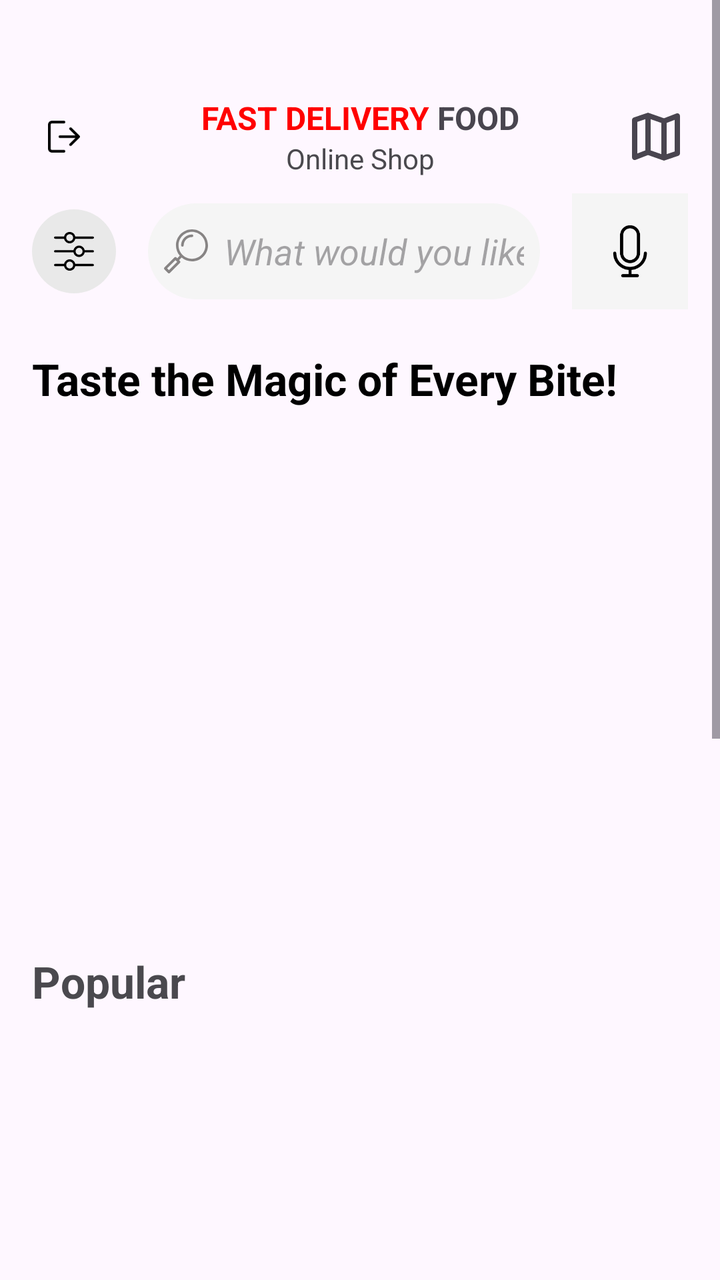
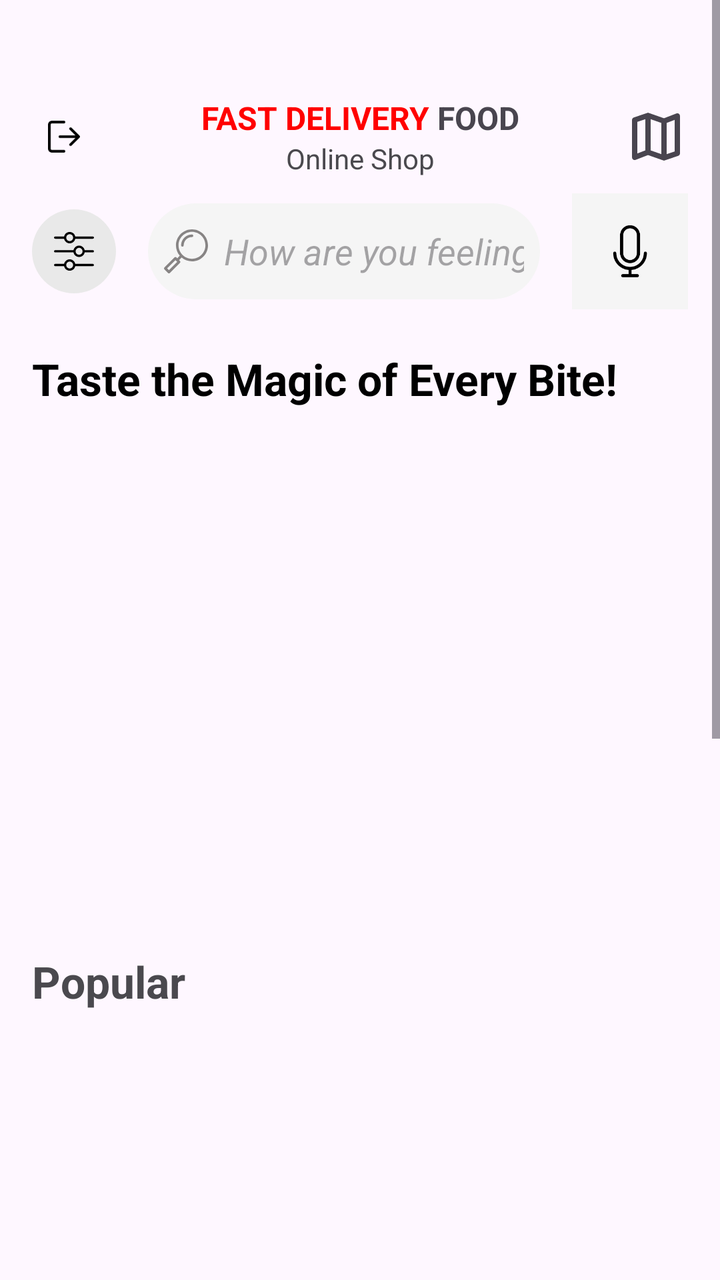

An Android layout rendered at two revisions. The XML below is the earlier revision; the diff shows what the commit changed to produce the second picture.
<!-- AndroidManifest.xml: application theme Theme.Material3.Light.NoActionBar -->
<!-- res/layout/fragment_home.xml -->
<?xml version="1.0" encoding="utf-8"?>
<FrameLayout xmlns:android="http://schemas.android.com/apk/res/android"
    xmlns:tools="http://schemas.android.com/tools"
    android:layout_width="match_parent"
    android:layout_height="match_parent"
    xmlns:app="http://schemas.android.com/apk/res-auto"
    tools:context=".ui.fragment.HomeFragment">

    <ScrollView
        android:layout_width="match_parent"
        android:layout_height="match_parent">

        <LinearLayout
            android:layout_width="match_parent"
            android:layout_height="wrap_content"
            android:orientation="vertical">

            <LinearLayout
                android:layout_width="match_parent"
                android:layout_height="wrap_content" android:layout_marginHorizontal="16dp"
                android:layout_marginTop="48dp"
                android:orientation="horizontal"
                android:gravity="center_vertical"> <ImageView
                android:id="@+id/logoutBtn"
                android:layout_width="wrap_content"
                android:layout_height="wrap_content"
                app:srcCompat="@drawable/logout" />

                <LinearLayout
                    android:layout_width="0dp" android:layout_height="wrap_content" android:layout_marginHorizontal="32dp"
                    android:layout_weight="1"
                    android:orientation="vertical">

                    <TextView
                        android:id="@+id/textView7"
                        android:layout_width="match_parent"
                        android:layout_height="wrap_content"
                        android:text="@string/fast_delivery_food"
                        android:textAlignment="center"
                        android:textAllCaps="true"
                        android:textSize="16sp"
                        android:textStyle="bold" />

                    <TextView
                        android:id="@+id/textView8"
                        android:layout_width="match_parent"
                        android:layout_height="wrap_content"
                        android:text="Online Shop"
                        android:textAlignment="center"
                        android:textColor="@color/darkGrey"
                        android:textSize="14sp" />
                </LinearLayout>

                <ImageView
                    android:id="@+id/locationBtn"
                    android:layout_width="32dp"
                    android:layout_height="32dp"
                    app:srcCompat="@drawable/map_24px" />

            </LinearLayout>

            <LinearLayout
                android:layout_width="match_parent"
                android:layout_height="wrap_content" android:orientation="horizontal"
                android:gravity="center_vertical" android:paddingVertical="8dp"> <ImageView
                android:id="@+id/filterBtn"
                android:layout_width="wrap_content"
                android:layout_height="wrap_content"
                android:layout_marginStart="16dp"
                android:src="@drawable/settings_icon" />
                <EditText
                    android:id="@+id/searchEdt"
                    android:layout_width="0dp"
                    android:layout_height="48dp"
                    android:layout_marginHorizontal="16dp"
                    android:layout_weight="1"
                    android:background="@drawable/stroke_bg"
                    android:drawableStart="@drawable/search"
                    android:drawablePadding="8dp"
                    android:ems="10"
                    android:imeOptions="actionSearch"
                    android:hint="What would you like to eat?"
                    android:inputType="text"
                    android:paddingHorizontal="8dp"
                    android:textStyle="italic" />
                <ImageView
                    android:id="@+id/voiceBtn"
                    android:layout_width="wrap_content"
                    android:layout_height="wrap_content"
                    android:layout_marginEnd="16dp"
                    android:background="@color/lightGrey"
                    android:padding="8dp" android:src="@drawable/microphone" />
            </LinearLayout>

            <TextView
                android:layout_marginTop="12dp"
                android:layout_width="match_parent"
                android:layout_height="wrap_content"
                android:layout_marginStart="16dp"
                android:text="Taste the Magic of Every Bite!"
                android:textColor="@color/black"
                android:textSize="22sp"
                android:textStyle="bold"
                />

            <androidx.constraintlayout.widget.ConstraintLayout
                android:layout_width="match_parent"
                android:layout_height="wrap_content">
                <androidx.viewpager2.widget.ViewPager2
                android:id="@+id/viewPagerSlider"
                android:layout_width="match_parent"
                android:layout_height="200dp" android:layout_marginTop="16dp"
                android:clipChildren="true"
                android:clipToPadding="true"
                android:paddingHorizontal="16dp"
                app:layout_constraintEnd_toEndOf="parent"
                app:layout_constraintStart_toStartOf="parent"
                app:layout_constraintTop_toTopOf="parent">

            </androidx.viewpager2.widget.ViewPager2>

                <com.google.android.material.tabs.TabLayout
                    android:id="@+id/tabLayout"
                    android:layout_width="match_parent"
                    android:layout_height="wrap_content"
                    android:background="@android:color/transparent"
                    android:contentDescription="@string/app_name"
                    android:elevation="0dp"
                    app:layout_constraintEnd_toEndOf="parent"
                    app:layout_constraintStart_toStartOf="parent"
                    app:layout_constraintTop_toBottomOf="@id/viewPagerSlider"
                    app:tabBackground="@drawable/indicator"
                    app:tabGravity="center"
                    app:tabIndicator="@null"
                    app:tabIndicatorGravity="center"
                    app:tabIndicatorHeight="0dp"
                    tools:ignore="MissingConstraints" />
                <ProgressBar
                    android:id="@+id/progressBarSlider"
                    style="?android:attr/progressBarStyle"
                    android:layout_width="wrap_content"
                    android:layout_height="wrap_content"
                    app:layout_constraintBottom_toBottomOf="@id/viewPagerSlider" app:layout_constraintEnd_toEndOf="@id/viewPagerSlider" app:layout_constraintStart_toStartOf="@+id/viewPagerSlider" app:layout_constraintTop_toTopOf="@id/viewPagerSlider" />
            </androidx.constraintlayout.widget.ConstraintLayout>
            <LinearLayout
                android:layout_width="match_parent"
                android:layout_height="wrap_content" android:layout_marginTop="8dp"
                android:layout_marginStart="16dp"
                android:layout_marginEnd="16dp"
                android:orientation="horizontal">

                <TextView
                    android:id="@+id/textView10"
                    android:layout_width="wrap_content"
                    android:layout_height="wrap_content"
                    android:layout_weight="1"
                    android:text="Popular"
                    android:textColor="@color/darkGrey"
                    android:textSize="22dp"
                    android:textStyle="bold"
                    />

            </LinearLayout>

            <androidx.constraintlayout.widget.ConstraintLayout
                android:layout_width="match_parent"
                android:layout_height="300dp">
                <ProgressBar
                    android:id="@+id/popularProgressbar"
                    style="?android:attr/progressBarStyle"
                    android:layout_width="wrap_content"
                    android:layout_height="wrap_content"
                    app:layout_constraintBottom_toBottomOf="@+id/popularFoodView"
                    app:layout_constraintEnd_toEndOf="parent"
                    app:layout_constraintStart_toStartOf="@+id/popularFoodView"
                    app:layout_constraintTop_toTopOf="parent" />

                <androidx.recyclerview.widget.RecyclerView
                    android:id="@+id/popularFoodView"
                    android:layout_width="match_parent"
                    android:layout_height="wrap_content"
                    app:layout_constraintBottom_toBottomOf="parent"
                    app:layout_constraintEnd_toEndOf="parent"
                    app:layout_constraintStart_toStartOf="parent"
                    app:layout_constraintTop_toTopOf="parent" />
            </androidx.constraintlayout.widget.ConstraintLayout>

            <TextView
                android:id="@+id/textView9"
                android:layout_marginTop="16dp"
                android:layout_width="match_parent"
                android:layout_height="wrap_content"
                android:layout_marginStart="16dp"
                android:text="Category"
                android:textColor="@color/black"
                android:textSize="22sp"
                android:textStyle="bold"
                />

            <androidx.constraintlayout.widget.ConstraintLayout
                android:layout_width="match_parent"
                android:layout_height="250dp"
                android:layout_marginTop="8dp"
                android:orientation="vertical">

                <ProgressBar
                    android:id="@+id/categoryProgressbar"
                    style="?android:attr/progressBarStyle"
                    android:layout_width="wrap_content"
                    android:layout_height="wrap_content"
                    app:layout_constraintBottom_toBottomOf="@+id/categoryRecyclerView"
                    app:layout_constraintEnd_toEndOf="parent"
                    app:layout_constraintStart_toStartOf="parent"
                    app:layout_constraintTop_toTopOf="@+id/categoryRecyclerView" />

                <androidx.recyclerview.widget.RecyclerView
                    android:id="@+id/categoryRecyclerView"
                    android:layout_width="match_parent"
                    android:layout_height="wrap_content"
                    app:layout_constraintBottom_toBottomOf="parent"
                    app:layout_constraintEnd_toEndOf="parent"
                    app:layout_constraintHorizontal_bias="0.0"
                    app:layout_constraintStart_toStartOf="parent"
                    app:layout_constraintTop_toTopOf="parent"
                    app:layout_constraintVertical_bias="0.508">

                </androidx.recyclerview.widget.RecyclerView>

            </androidx.constraintlayout.widget.ConstraintLayout>
        </LinearLayout>
    </ScrollView>
</FrameLayout>
<!-- resources referenced by this layout -->
<resources>
  <color name="black">#FF000000</color>
  <color name="darkGrey">#4A494E</color>
  <color name="lightGrey">#F5F5F5</color>
  <!-- drawable indicator (drawable) -->
  <?xml version="1.0" encoding="utf-8"?>
  <selector xmlns:android="http://schemas.android.com/apk/res/android">
      <item android:state_selected="true">
          <shape
              android:shape="ring"
              android:innerRadius="6dp"
              android:thickness="3dp"
              android:useLevel="false"
  
              >
              <solid android:color="@color/black"/>
          </shape>
      </item>
  
      <item>
          <shape
              android:shape="ring"
              android:innerRadius="3dp"
              android:thickness="2dp"
              android:useLevel="false"
  
              >
              <solid android:color="@color/orange"/>
          </shape>
      </item>
  </selector>
  <!-- drawable logout: png bitmap (drawable-hdpi, 492 bytes) -->
  <!-- drawable map_24px (drawable) -->
  <vector xmlns:android="http://schemas.android.com/apk/res/android"
      android:width="24dp"
      android:height="24dp"
      android:viewportWidth="960"
      android:viewportHeight="960"
      android:tint="?attr/colorControlNormal">
    <path
        android:fillColor="@android:color/white"
        android:pathData="M600,840L360,756L174,828Q154,836 137,823.5Q120,811 120,790L120,230Q120,217 127.5,207Q135,197 148,192L360,120L600,204L786,132Q806,124 823,136.5Q840,149 840,170L840,730Q840,743 832.5,753Q825,763 812,768L600,840ZM560,742L560,274L400,218L400,686L560,742ZM640,742L760,702L760,228L640,274L640,742ZM200,732L320,686L320,218L200,258L200,732ZM640,274L640,274L640,742L640,742L640,274ZM320,218L320,218L320,686L320,686L320,218Z"/>
  </vector>
  <!-- drawable microphone: png bitmap (drawable-hdpi, 1187 bytes) -->
  <!-- drawable search: png bitmap (drawable-hdpi, 903 bytes) -->
  <!-- drawable settings_icon: png bitmap (drawable-hdpi, 1997 bytes) -->
  <!-- drawable stroke_bg (drawable) -->
  <?xml version="1.0" encoding="utf-8"?>
  <selector xmlns:android="http://schemas.android.com/apk/res/android">
      <item>
          <shape android:shape="rectangle">
              <corners android:radius="50dp"/>
              <solid android:color="@color/lightGrey"/>
          </shape>
  
      </item>
  </selector>
  <string name="app_name">FoodApp</string>
  <string name="fast_delivery_food"> <font color="#FF0000">Fast Delivery</font> Food</string>
  <color name="orange">#FC5835</color>
</resources>

<!-- the commit's change to res/layout/fragment_home.xml (unified diff, before → after) -->
@@ -79,7 +79,7 @@
                     android:drawablePadding="8dp"
                     android:ems="10"
                     android:imeOptions="actionSearch"
-                    android:hint="What would you like to eat?"
+                    android:hint="How are you feeling today?"
                     android:inputType="text"
                     android:paddingHorizontal="8dp"
                     android:textStyle="italic" />
